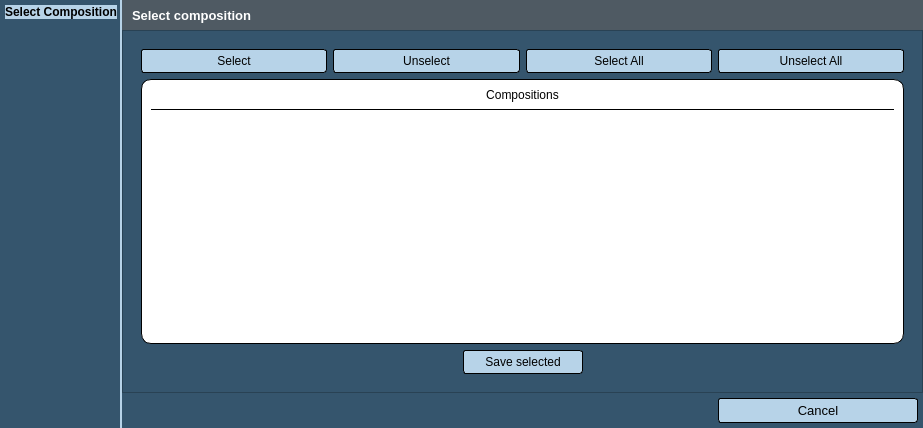
Above: Kompozycje/compositions_saver.ui from GIAPspzoo/GIAP_PolaMap_lite before the change. Below: the same form after it.
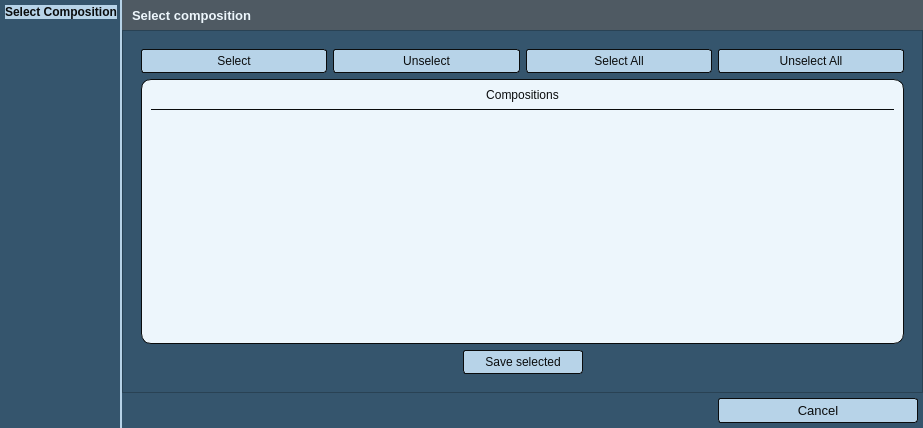
That is the form after the change. Icons and pictures are not drawn.

The edit to the form file:
```diff
--- a/Kompozycje/compositions_saver.ui
+++ b/Kompozycje/compositions_saver.ui
@@ -39,7 +39,7 @@
    <string notr="true">* {
 	background-color: rgb(53, 85, 109);
     font: 10pt &quot;Segoe UI&quot;; 
-	color: white;
+	color: #EDF6FC;
 }
 QAbstractItemView
 {
@@ -81,7 +81,7 @@
 	subcontrol-position: top right;
 	width: 15px;
     background-color: #5689b0;
-	border-left-width: 0px;
+	border-left-width: 0;
 	border-left-color:  #1a2936;
 	border-left-style: solid;
 	border-top-right-radius: 3px;
@@ -108,8 +108,8 @@
 }
 
 QPushButton {
-	color: black;
-	border: 1px solid black;
+	color: #0A0C0D;
+	border: 1px solid #0A0C0D;
 	background-color: #b7d3e8;
 	border-radius: 3px;
 	padding: 4px;
@@ -131,11 +131,11 @@
 }
 
 QTableView:item:selected {
-   background-color: #5689b0;
+   background-color: #6fb1e3;
 }
 
 QTableView:item:hover {
-   background-color: #b7d3e8;
+   background-color: #6fb1e3;
 }
 
 QGroupBox {
@@ -248,7 +248,7 @@
            </font>
           </property>
           <property name="styleSheet">
-           <string notr="true">color : white;	font-weight: bold;</string>
+           <string notr="true">color : #EDF6FC;	font-weight: bold;</string>
           </property>
           <property name="text">
            <string>Select composition</string>
@@ -282,9 +282,9 @@
              <item row="1" column="0">
               <widget class="QFrame" name="frame_2">
                <property name="styleSheet">
-                <string notr="true">border: 1px solid black;
+                <string notr="true">border: 1px solid #0A0C0D;
 border-radius: 10px;
-background-color: white;</string>
+background-color: #EDF6FC;</string>
                </property>
                <property name="frameShape">
                 <enum>QFrame::StyledPanel</enum>
@@ -305,10 +305,10 @@
                    </size>
                   </property>
                   <property name="styleSheet">
-                   <string notr="true">border-width: 0px;
-border-radius: 0px;
-border-bottom: 1px solid black;
-color: black;</string>
+                   <string notr="true">border-width: 0;
+border-radius: 0;
+border-bottom: 1px solid #0A0C0D;
+color: #0A0C0D;</string>
                   </property>
                   <property name="text">
                    <string>Compositions</string>
@@ -322,8 +322,8 @@
                  <widget class="QTableView" name="tabela">
                   <property name="styleSheet">
                    <string notr="true">QTableView {
-border-width: 0px;
-color: black;
+border-width: 0;
+color: #0A0C0D;
 }</string>
                   </property>
                   <property name="selectionMode">
@@ -533,7 +533,7 @@
        <widget class="QLabel" name="label_2">
         <property name="styleSheet">
          <string notr="true">   background-color: #b7d3e8;
-   color: black;
+   color: #0A0C0D;
    font: 10pt &quot;Segoe UI&quot;; 
    font-weight: bold;
 </string>
```
